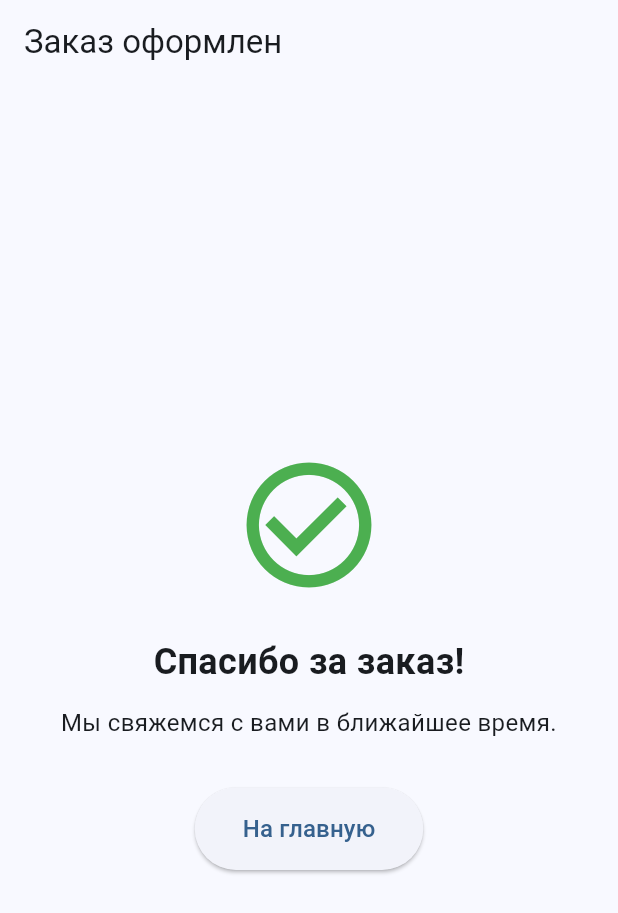
After one commit to Trellos12/seafood_b2b_app, a Flutter app: the OrderConfirmationScreen screen opened by its route, on a phone screen of 412 x 824 dp. The commit adds this screen. Shown: the top 913 px of the screen. Run offline on Flutter 3.47's test engine with Material 3 defaults, Android fonts, the phone set to English and light mode, and no system bars; our stand-ins replace flutter_riverpod, freezed_annotation, go_router.

Commit message:
✅ Добавлен экран подтверждения заказа и переход через GoRouter

```diff
--- a/lib/core/router/app_router.dart
+++ b/lib/core/router/app_router.dart
@@ -3,7 +3,8 @@ import 'package:go_router/go_router.dart';
 import 'package:seafood_b2b_app/features/auth/login_screen.dart';
 import 'package:seafood_b2b_app/features/home/home_screen.dart';
 import 'package:seafood_b2b_app/features/catalog/screens/catalog_screen.dart';
-import 'package:seafood_b2b_app/features/cart/screens/cart_screen.dart'; // 👈 добавлен импорт
+import 'package:seafood_b2b_app/features/cart/screens/cart_screen.dart';
+import 'package:seafood_b2b_app/features/cart/screens/order_confirmation_screen.dart'; // 👈 Добавили экран подтверждения
 
 final _rootNavigatorKey = GlobalKey<NavigatorState>();
 
@@ -26,7 +27,11 @@ class AppRouter {
           ),
           GoRoute(
             path: '/cart',
-            builder: (context, state) => CartScreen(), // ❌ УБИРАЕМ const
+            builder: (context, state) => const CartScreen(),
+          ),
+          GoRoute(
+            path: '/order-confirmation',
+            builder: (context, state) => const OrderConfirmationScreen(),
           ),
         ],
       );
--- /dev/null
+++ b/lib/features/cart/screens/order_confirmation_screen.dart
@@ -0,0 +1,56 @@
+import 'package:flutter/material.dart';
+import 'package:go_router/go_router.dart';
+
+class OrderConfirmationScreen extends StatelessWidget {
+  const OrderConfirmationScreen({super.key});
+
+  @override
+  Widget build(BuildContext context) {
+    return WillPopScope(
+      onWillPop: () async => false, // 🔒 Блокируем "назад"
+      child: Scaffold(
+        appBar: AppBar(
+          automaticallyImplyLeading: false, // 🔒 Убираем стрелку "назад"
+          title: const Text('Заказ оформлен'),
+        ),
+        body: Center(
+          child: Padding(
+            padding: const EdgeInsets.symmetric(horizontal: 24),
+            child: Column(
+              mainAxisSize: MainAxisSize.min,
+              children: [
+                const Icon(Icons.check_circle_outline,
+                    size: 100, color: Colors.green),
+                const SizedBox(height: 24),
+                const Text(
+                  'Спасибо за заказ!',
+                  style: TextStyle(fontSize: 24, fontWeight: FontWeight.bold),
+                ),
+                const SizedBox(height: 12),
+                const Text(
+                  'Мы свяжемся с вами в ближайшее время.',
+                  textAlign: TextAlign.center,
+                  style: TextStyle(fontSize: 16),
+                ),
+                const SizedBox(height: 32),
+                ElevatedButton(
+                  onPressed: () {
+                    context.go('/home'); // ⬅️ Возврат на главный экран
+                  },
+                  style: ElevatedButton.styleFrom(
+                    padding: const EdgeInsets.symmetric(
+                        horizontal: 32, vertical: 16),
+                  ),
+                  child: const Text(
+                    'На главную',
+                    style: TextStyle(fontSize: 16),
+                  ),
+                ),
+              ],
+            ),
+          ),
+        ),
+      ),
+    );
+  }
+}
```
Also changed, not shown: lib/features/cart/data/cart_provider.dart (+25 -20 lines), lib/features/cart/screens/cart_screen.dart (+35 -32 lines).
